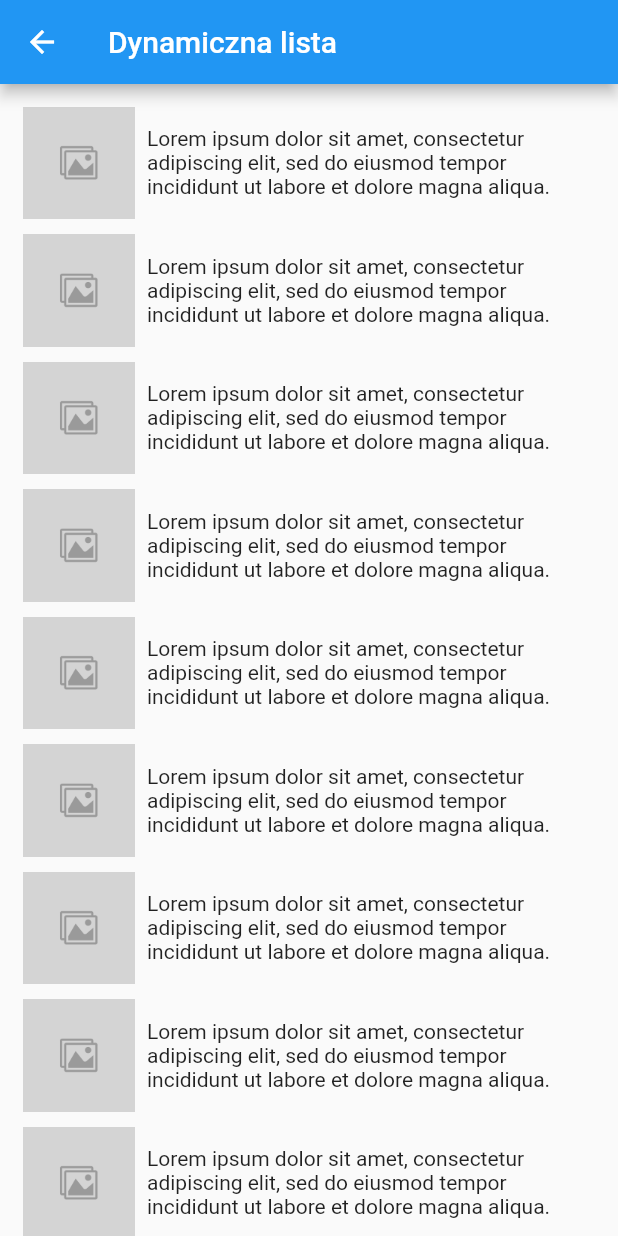
After one commit to Kacperell/Flutter-App, a Flutter app: the ListViewScreen screen opened directly, on a phone screen of 412 x 824 dp. The commit adds this screen. Run offline on Flutter 3.47's test engine with Material 2 defaults, Android fonts, the phone set to English and light mode, and no system bars; our stand-ins replace audioplayers, flutter_map, image_picker, latlong, location, permission_handler and 3 more; missing offline and left inert: map_controller, record_mp3; accounts and stored records are empty.

Commit message:
ListView

```diff
--- /dev/null
+++ b/lib/screens/ListViewScreen/ListViewScreen.dart
@@ -0,0 +1,86 @@
+import 'package:flutter/material.dart';
+
+class ListViewScreen extends StatefulWidget {
+  String _title;
+  ListViewScreen(this._title);
+
+  @override
+  _ListViewScreenState createState() => _ListViewScreenState();
+}
+
+class _ListViewScreenState extends State<ListViewScreen> {
+  List listElements = [
+    [
+      Image.asset('assets/imgexample.jpg'),
+      'Lorem ipsum dolor sit amet, consectetur adipiscing elit, sed do eiusmod tempor incididunt ut labore et dolore magna aliqua.',
+    ],
+    [
+      Image.asset('assets/imgexample.jpg'),
+      'Lorem ipsum dolor sit amet, consectetur adipiscing elit, sed do eiusmod tempor incididunt ut labore et dolore magna aliqua.',
+    ],
+    [
+      Image.asset('assets/imgexample.jpg'),
+      'Lorem ipsum dolor sit amet, consectetur adipiscing elit, sed do eiusmod tempor incididunt ut labore et dolore magna aliqua.',
+    ],
+    [
+      Image.asset('assets/imgexample.jpg'),
+      'Lorem ipsum dolor sit amet, consectetur adipiscing elit, sed do eiusmod tempor incididunt ut labore et dolore magna aliqua.',
+    ],
+    [
+      Image.asset('assets/imgexample.jpg'),
+      'Lorem ipsum dolor sit amet, consectetur adipiscing elit, sed do eiusmod tempor incididunt ut labore et dolore magna aliqua.',
+    ],
+    [
+      Image.asset('assets/imgexample.jpg'),
+      'Lorem ipsum dolor sit amet, consectetur adipiscing elit, sed do eiusmod tempor incididunt ut labore et dolore magna aliqua.',
+    ],
+    [
+      Image.asset('assets/imgexample.jpg'),
+      'Lorem ipsum dolor sit amet, consectetur adipiscing elit, sed do eiusmod tempor incididunt ut labore et dolore magna aliqua.',
+    ],
+    [
+      Image.asset('assets/imgexample.jpg'),
+      'Lorem ipsum dolor sit amet, consectetur adipiscing elit, sed do eiusmod tempor incididunt ut labore et dolore magna aliqua.',
+    ],
+    [
+      Image.asset('assets/imgexample.jpg'),
+      'Lorem ipsum dolor sit amet, consectetur adipiscing elit, sed do eiusmod tempor incididunt ut labore et dolore magna aliqua.',
+    ],
+    [
+      Image.asset('assets/imgexample.jpg'),
+      'Lorem ipsum dolor sit amet, consectetur adipiscing elit, sed do eiusmod tempor incididunt ut labore et dolore magna aliqua.',
+    ],
+  ];
+  @override
+  Widget build(BuildContext context) {
+    return Scaffold(
+        appBar: AppBar(
+          title: Text(widget._title),
+        ),
+        body: Center(
+          child: ListView.builder(
+              itemCount: listElements.length,
+              padding: EdgeInsets.all(10.0),
+              itemBuilder: (BuildContext context, int index) {
+                // var pages = widget.listElements;
+                return Padding(
+                  padding: const EdgeInsets.all(5.0),
+                  child: Row(
+                    children: [
+                      Container(
+                        width: 75,
+                        child: listElements[index][0],
+                      ),
+                      Flexible(
+                        child: Padding(
+                          padding: const EdgeInsets.all(8.0),
+                          child: Text(listElements[index][1]),
+                        ),
+                      ),
+                    ],
+                  ),
+                );
+              }),
+        ));
+  }
+}
--- a/lib/screens/home.dart
+++ b/lib/screens/home.dart
@@ -7,6 +7,7 @@ import 'package:app/screens/GPS/GPS.dart';
 import 'package:app/screens/Accelerometer/Accelerometer.dart';
 import 'package:app/screens/AudioRecorder/AudioRecorder.dart';
 import 'package:app/screens/VideoYT/VideoYT.dart';
+import 'package:app/screens/ListViewScreen/ListViewScreen.dart';
 
 class Home extends StatefulWidget {
   List _screens = [
@@ -23,6 +24,7 @@ class Home extends StatefulWidget {
     [Accelerometer('Akcelerometr i żyroskop'), 'Akcelerometr i żyroskop'],
     [AudioRecorder('Nagranie dźwieku'), 'Nagranie dźwieku'],
     [VideoYT('Obsługa multimediów'), 'Obsługa multimediów'],
+    [ListViewScreen('Dynamiczna lista'), 'Dynamiczna lista'],
   ];
 
   @override
@@ -45,10 +47,8 @@ class _HomeState extends State<Home> {
               var pages = widget._screens;
               return FlatButton(
                 onPressed: () {
-                    Navigator.push(
-                        context,
-                        MaterialPageRoute(
-                            builder: (context) => pages[index][0]));
+                  Navigator.push(context,
+                      MaterialPageRoute(builder: (context) => pages[index][0]));
                 },
                 child: Align(
                   alignment: Alignment.bottomLeft,
@@ -62,6 +62,7 @@ class _HomeState extends State<Home> {
                 ),
               );
             }),
-        ));
+      ),
+    );
   }
 }
--- a/pubspec.yaml
+++ b/pubspec.yaml
@@ -57,8 +57,8 @@ flutter:
   uses-material-design: true
 
   # To add assets to your application, add an assets section, like this:
-  # assets:
-  #   - images/a_dot_burr.jpeg
+  assets:
+    - assets/
   #   - images/a_dot_ham.jpeg
 
   # An image asset can refer to one or more resolution-specific "variants", see
```
Also changed, not shown: assets/imgexample.jpg (added). Lines whose indentation alone changed are shown as unchanged.
